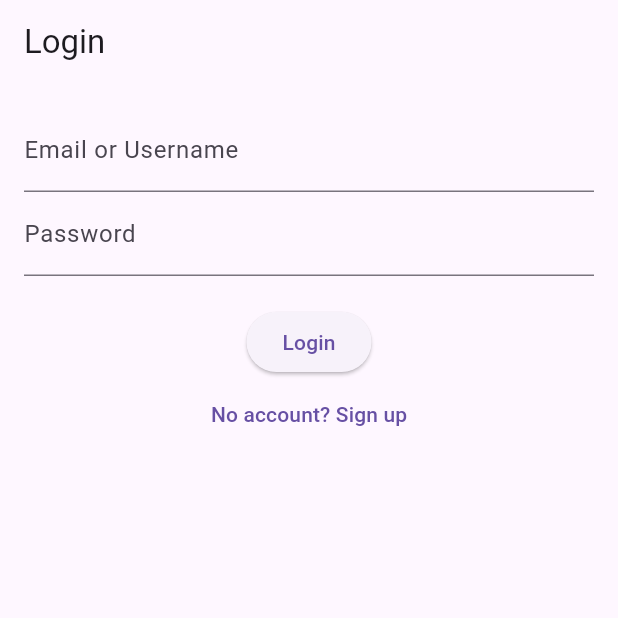
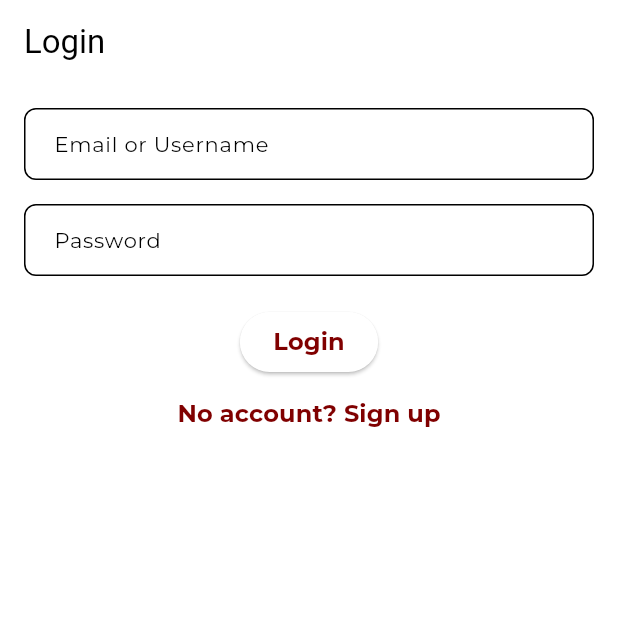
Before and after one commit to mobbipin/SMOOTHIE-PLAYS-MOBILE, a Flutter app: the screen it shows after launch, on a phone screen of 412 x 824 dp, the top half of it. Run offline on Flutter 3.47's test engine with Material 3 defaults, Android fonts, the phone set to English and light mode, and no system bars.

Commit message:
UI CHANGES

```diff
--- /dev/null
+++ b/lib/core/common/theme.dart
@@ -0,0 +1,70 @@
+import 'package:flutter/material.dart';
+
+class AppTheme {
+  static ThemeData lightTheme() {
+    return ThemeData(
+      primaryColor: Color(0xFF800000), // Maroon color for primary elements
+      colorScheme: ColorScheme.light(
+        primary: Color(0xFF800000), // Maroon primary color
+        secondary: Color(0xFF9B1B30), // Secondary color (optional)
+      ),
+      scaffoldBackgroundColor: Colors.white,
+      textTheme: TextTheme(
+        headline1: TextStyle(
+          fontFamily: 'Montserrat',
+          fontSize: 32,
+          fontWeight: FontWeight.w900, // Black weight for bold headings
+          color: Colors.black,
+        ),
+        headline2: TextStyle(
+          fontFamily: 'Montserrat',
+          fontSize: 24,
+          fontWeight: FontWeight.w700, // Bold weight for sub-headings
+          color: Colors.black,
+        ),
+        bodyText1: TextStyle(
+          fontFamily: 'Montserrat', // Font family
+          fontSize: 16,
+          fontWeight: FontWeight.w400, // Regular weight
+          color: Colors.black,
+        ),
+        bodyText2: TextStyle(
+          fontFamily: 'Montserrat',
+          fontSize: 14,
+          fontWeight: FontWeight.w300, // Light weight
+          color: Colors.black.withOpacity(0.6),
+        ),
+        subtitle1: TextStyle(
+          fontFamily: 'Montserrat',
+          fontSize: 18,
+          fontWeight: FontWeight.w400, // Regular weight for subtitles
+          fontStyle: FontStyle.italic, // Italic style for subtitles
+          color: Colors.black.withOpacity(0.8),
+        ),
+        button: TextStyle(
+          fontFamily: 'Montserrat',
+          fontSize: 16,
+          fontWeight: FontWeight.w700, // Bold weight for buttons
+          color: Colors.white, // Button text color (optional)
+        ),
+      ),
+      buttonTheme: ButtonThemeData(
+        buttonColor: Color(0xFF800000), // Maroon button color
+        shape: RoundedRectangleBorder(borderRadius: BorderRadius.circular(8)),
+      ),
+      inputDecorationTheme: InputDecorationTheme(
+        border: OutlineInputBorder(
+          borderRadius: BorderRadius.circular(8),
+          borderSide:
+              BorderSide(color: Color(0xFF800000)), // Maroon border color
+        ),
+        labelStyle: TextStyle(
+          fontFamily: 'Montserrat',
+          fontSize: 14,
+          color: Colors.black,
+        ),
+        contentPadding: EdgeInsets.symmetric(vertical: 12, horizontal: 16),
+      ),
+    );
+  }
+}
--- a/lib/main.dart
+++ b/lib/main.dart
@@ -1,8 +1,8 @@
 import 'package:flutter/material.dart';
-
-import 'view/dashboard.dart'; // Import the dashboard screen
-import 'view/login_screen.dart'; // Import the login screen
-import 'view/signup_screen.dart'; // Import the signup screen
+import 'package:smoothie_plays_mobile/core/common/theme.dart';
+import 'package:smoothie_plays_mobile/view/dashboard.dart';
+import 'package:smoothie_plays_mobile/view/login_screen.dart';
+import 'package:smoothie_plays_mobile/view/signup_screen.dart';
 
 void main() {
   runApp(MyApp());
@@ -12,12 +12,13 @@ class MyApp extends StatelessWidget {
   @override
   Widget build(BuildContext context) {
     return MaterialApp(
-      title: 'Flutter App',
-      initialRoute: '/',
+      title: 'My App',
+      theme: AppTheme.lightTheme(),
+      initialRoute: '/login',
       routes: {
-        '/': (context) => LoginScreen(),
+        '/login': (context) => LoginScreen(),
         '/signup': (context) => SignUpScreen(),
-        '/dashboard': (context) => Dashboard(),
+        '/dashboard': (context) => DashboardScreen(),
       },
     );
   }
--- a/lib/view/login_screen.dart
+++ b/lib/view/login_screen.dart
@@ -1,4 +1,6 @@
 import 'package:flutter/material.dart';
+// ignore: unused_import
+import 'package:smoothie_plays_mobile/core/common/theme.dart';
 
 class LoginScreen extends StatefulWidget {
   @override
@@ -29,12 +31,17 @@ class _LoginScreenState extends State<LoginScreen> {
           children: [
             TextField(
               controller: _emailController,
-              decoration: InputDecoration(labelText: 'Email or Username'),
+              decoration: InputDecoration(
+                labelText: 'Email or Username',
+              ),
             ),
+            SizedBox(height: 16),
             TextField(
               controller: _passwordController,
               obscureText: true,
-              decoration: InputDecoration(labelText: 'Password'),
+              decoration: InputDecoration(
+                labelText: 'Password',
+              ),
             ),
             SizedBox(height: 20),
             ElevatedButton(
```
Also changed, not shown: lib/view/dashboard.dart (+43 -3 lines), lib/view/signup_screen.dart (+5 -2 lines), pubspec.yaml (+12 -11 lines), assets/fonts/Montserrat-Black.ttf (added), assets/fonts/Montserrat-Bold.ttf (added), assets/fonts/Montserrat-Italic.ttf (added), assets/fonts/Montserrat-Light.ttf (added), assets/fonts/Montserrat-Regular.ttf (added).
